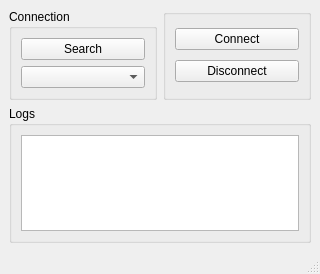
Qt form Qt_app/setwindow.ui (KonradB98/WDS_Qt_prj) before a commit.
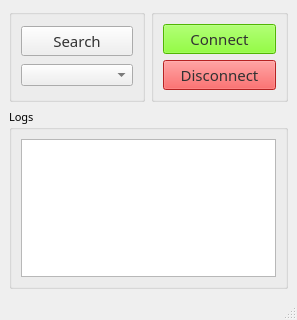
The same form after that commit.

What changed in the file:
```diff
--- a/Qt_app/setwindow.ui
+++ b/Qt_app/setwindow.ui
@@ -6,30 +6,86 @@
    <rect>
     <x>0</x>
     <y>0</y>
-    <width>320</width>
-    <height>274</height>
+    <width>297</width>
+    <height>320</height>
    </rect>
   </property>
   <property name="windowTitle">
    <string>MainWindow</string>
   </property>
+  <property name="styleSheet">
+   <string notr="true">QPushButton#pushButtonSearch:hover {
+background-color: rgb(200, 200, 200);
+border-style: inset;
+}
+
+QPushButton#pushButtonConnect:hover {
+border-style: inset;
+}
+
+QPushButton#pushButtonDisconnect:hover {
+border-style: inset;
+}</string>
+  </property>
   <widget class="QWidget" name="centralwidget">
    <layout class="QGridLayout" name="gridLayout_4">
     <item row="0" column="0">
      <widget class="QGroupBox" name="groupBox">
       <property name="title">
-       <string>Connection</string>
+       <string/>
       </property>
       <layout class="QGridLayout" name="gridLayout">
        <item row="0" column="1">
         <widget class="QPushButton" name="pushButtonSearch">
+         <property name="font">
+          <font>
+           <family>Yu Gothic UI Semilight</family>
+           <pointsize>11</pointsize>
+           <weight>50</weight>
+           <italic>false</italic>
+           <bold>false</bold>
+          </font>
+         </property>
+         <property name="styleSheet">
+          <string notr="true">color: rgb(50, 50, 50);
+font: 11pt &quot;Yu Gothic UI Semilight&quot;;</string>
+         </property>
          <property name="text">
           <string>Search</string>
          </property>
         </widget>
        </item>
        <item row="1" column="1">
-        <widget class="QComboBox" name="comboBoxDevices"/>
+        <widget class="QComboBox" name="comboBoxDevices">
+         <property name="styleSheet">
+          <string notr="true">font: 11pt &quot;Yu Gothic UI Semilight&quot;;
+color: rgb(50, 50, 50);</string>
+         </property>
+        </widget>
+       </item>
+      </layout>
+     </widget>
+    </item>
+    <item row="1" column="0" colspan="2">
+     <widget class="QGroupBox" name="groupBox_2">
+      <property name="font">
+       <font>
+        <family>Yu Gothic UI Semilight</family>
+        <pointsize>8</pointsize>
+        <weight>50</weight>
+        <italic>false</italic>
+        <bold>false</bold>
+       </font>
+      </property>
+      <property name="styleSheet">
+       <string notr="true">font: 8pt &quot;Yu Gothic UI Semilight&quot;;</string>
+      </property>
+      <property name="title">
+       <string>Logs</string>
+      </property>
+      <layout class="QGridLayout" name="gridLayout_3">
+       <item row="0" column="0">
+        <widget class="QTextEdit" name="textEdit"/>
        </item>
       </layout>
      </widget>
@@ -42,6 +98,20 @@
       <layout class="QGridLayout" name="gridLayout_2">
        <item row="0" column="0">
         <widget class="QPushButton" name="pushButtonConnect">
+         <property name="font">
+          <font>
+           <family>Yu Gothic UI Semilight</family>
+           <pointsize>11</pointsize>
+           <weight>50</weight>
+           <italic>false</italic>
+           <bold>false</bold>
+          </font>
+         </property>
+         <property name="styleSheet">
+          <string notr="true">background-color: rgb(113, 255, 5);
+color: rgb(50, 50, 50);
+font: 11pt &quot;Yu Gothic UI Semilight&quot;;</string>
+         </property>
          <property name="text">
           <string>Connect</string>
          </property>
@@ -49,6 +119,20 @@
        </item>
        <item row="1" column="0">
         <widget class="QPushButton" name="pushButtonDisconnect">
+         <property name="font">
+          <font>
+           <family>Yu Gothic UI Semilight</family>
+           <pointsize>11</pointsize>
+           <weight>50</weight>
+           <italic>false</italic>
+           <bold>false</bold>
+          </font>
+         </property>
+         <property name="styleSheet">
+          <string notr="true">background-color: rgb(255, 47, 47);
+color: rgb(50, 50, 50);
+font: 11pt &quot;Yu Gothic UI Semilight&quot;;</string>
+         </property>
          <property name="text">
           <string>Disconnect</string>
          </property>
@@ -57,18 +141,6 @@
       </layout>
      </widget>
     </item>
-    <item row="1" column="0" colspan="2">
-     <widget class="QGroupBox" name="groupBox_2">
-      <property name="title">
-       <string>Logs</string>
-      </property>
-      <layout class="QGridLayout" name="gridLayout_3">
-       <item row="0" column="0">
-        <widget class="QTextEdit" name="textEdit"/>
-       </item>
-      </layout>
-     </widget>
-    </item>
    </layout>
   </widget>
   <widget class="QMenuBar" name="menubar">
@@ -76,7 +148,7 @@
     <rect>
      <x>0</x>
      <y>0</y>
-     <width>320</width>
+     <width>297</width>
      <height>20</height>
     </rect>
    </property>
```
